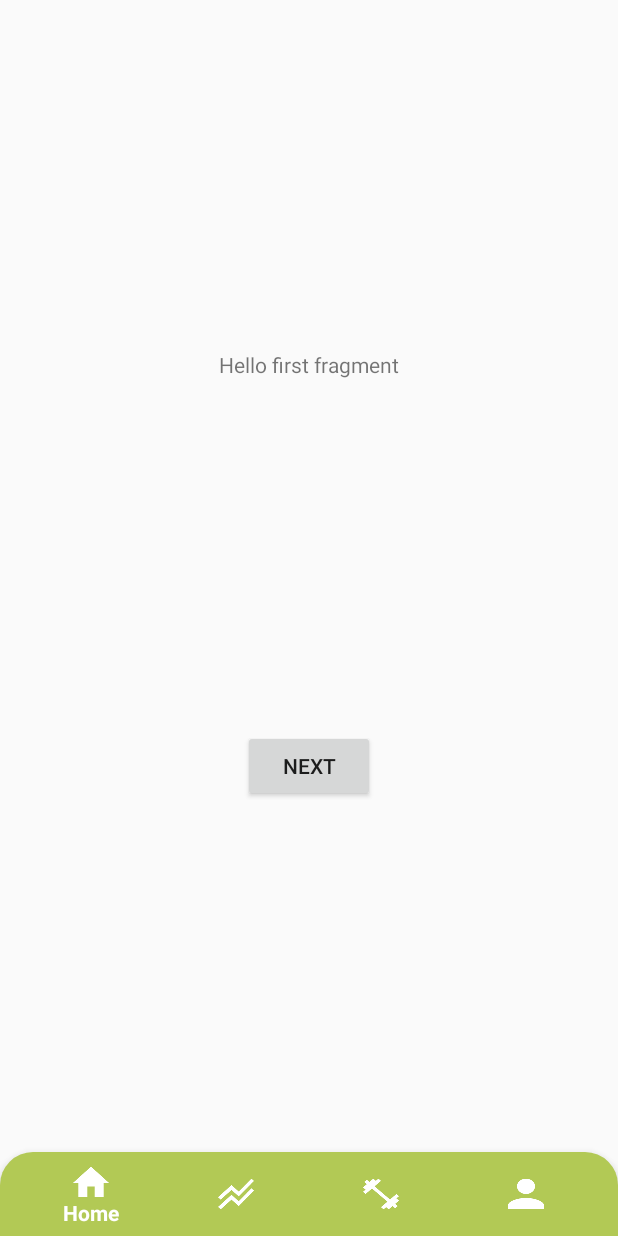
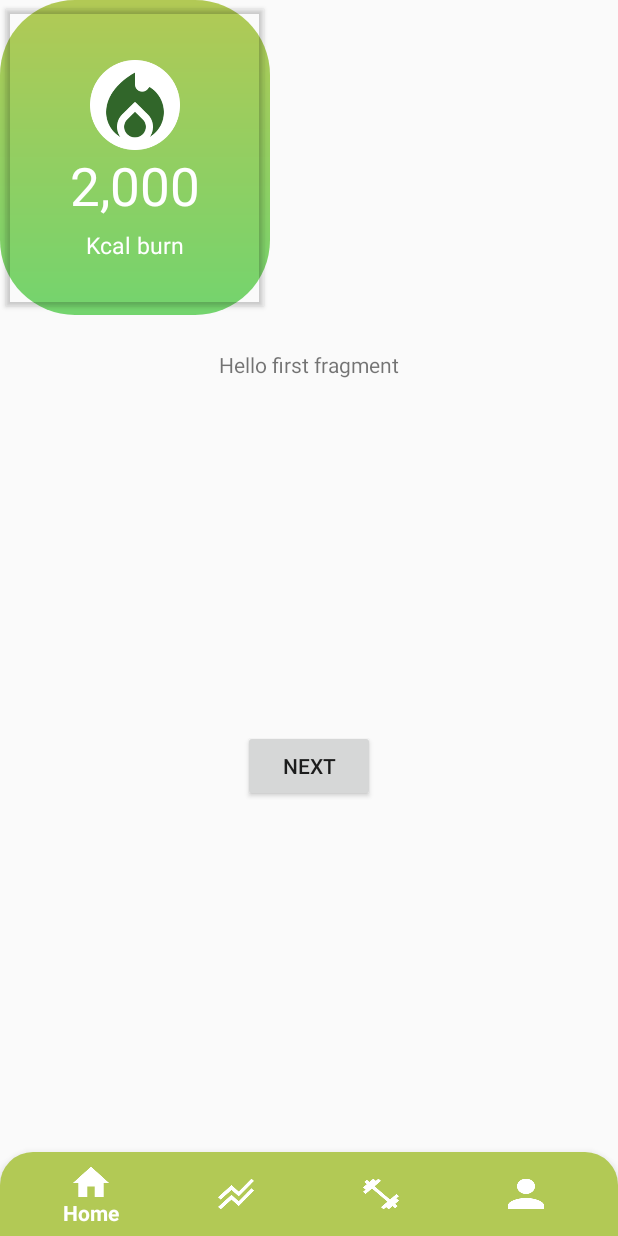
Before and after one commit to WesleyOliveir4/MyEvoFit, an Android app: the screen it shows after launch (MainActivity), on a phone screen of 412 x 824 dp. Run offline under Robolectric (Android 15) with nearby library versions, the phone set to English and light mode, and no system bars; our stand-ins replace navigation-ui.

Commit message:
feat(home screen): esboço button

```diff
--- /dev/null
+++ b/app/src/main/res/drawable/background_button_home.xml
@@ -0,0 +1,8 @@
+<?xml version="1.0" encoding="utf-8"?>
+    <shape xmlns:android="http://schemas.android.com/apk/res/android">
+        <gradient
+            android:startColor="#B2C955"
+            android:endColor="#73D46E"
+            android:angle="-90"/>
+        <corners android:radius="50dp" />
+    </shape>
--- a/app/src/main/res/layout/activity_main2.xml
+++ b/app/src/main/res/layout/activity_main2.xml
@@ -14,13 +14,76 @@
         app:layout_constraintStart_toStartOf="parent"
         app:layout_constraintTop_toTopOf="parent">
 
+        <FrameLayout
+            android:id="@+id/frame2_layout"
+            android:layout_width="wrap_content"
+            android:layout_height="210dp"
+            android:background="@drawable/background_button_home"
+            android:minWidth="170dp">
+
+            <android.support.constraint.ConstraintLayout
+                android:layout_width="match_parent"
+                android:layout_height="match_parent">
+
+                <ImageView
+                    android:id="@+id/imageView3"
+                    android:layout_width="60dp"
+                    android:layout_height="60dp"
+                    android:layout_marginHorizontal="60dp"
+                    android:layout_marginTop="40dp"
+                    app:layout_constraintEnd_toEndOf="parent"
+                    app:layout_constraintStart_toStartOf="parent"
+                    app:layout_constraintTop_toTopOf="parent"
+                    app:srcCompat="@drawable/ic_kcal" />
+
+                <TextView
+                    android:id="@+id/tv_kcal_value"
+                    android:layout_width="wrap_content"
+                    android:layout_height="wrap_content"
+                    android:text="2,000"
+                    android:textColor="@color/white"
+                    android:textSize="35sp"
+                    app:layout_constraintEnd_toEndOf="parent"
+                    app:layout_constraintStart_toStartOf="parent"
+                    app:layout_constraintTop_toBottomOf="@+id/imageView3" />
+
+                <TextView
+                    android:id="@+id/tv_kcal"
+                    android:layout_width="wrap_content"
+                    android:layout_height="wrap_content"
+                    android:layout_marginTop="5dp"
+                    android:text="Kcal burn"
+                    android:textColor="@color/white"
+                    android:textSize="15sp"
+                    app:layout_constraintEnd_toEndOf="parent"
+                    app:layout_constraintStart_toStartOf="parent"
+                    app:layout_constraintTop_toBottomOf="@+id/tv_kcal_value" />
+
+
+                <Button
+                    android:id="@+id/button3"
+                    android:layout_width="0dp"
+                    android:layout_height="0dp"
+                    android:backgroundTint="@android:color/transparent"
+                    android:contentDescription="transparent button"
+                    app:layout_constraintBottom_toBottomOf="parent"
+                    app:layout_constraintEnd_toEndOf="parent"
+                    app:layout_constraintStart_toStartOf="parent"
+                    app:layout_constraintTop_toTopOf="parent" />
+
+            </android.support.constraint.ConstraintLayout>
+
+
+        </FrameLayout>
+
+
     </FrameLayout>
 
     <android.support.design.widget.BottomNavigationView
         android:id="@+id/bottomNavigationView"
         android:layout_width="match_parent"
         android:layout_height="wrap_content"
-        android:background="@drawable/background_bottom_menu"
+        android:background="@drawable/background_botton_menu"
         app:itemIconTint="@drawable/items_bottom_menu"
         app:itemTextColor="@color/white"
         app:layout_constraintBottom_toBottomOf="parent"
@@ -31,8 +94,8 @@
 
 </android.support.constraint.ConstraintLayout>
 
-<!--    app:itemIconTint="#B2C955"-->
-<!--    app:itemTextColor="#B2C955"-->
-<!--    color-->
-<!--    app:itemIconTint="@drawable/background_bottom_menu"-->
-<!--    android:background="@drawable/background_bottom_menu"-->
+    <!--    app:itemIconTint="#B2C955"-->
+    <!--    app:itemTextColor="#B2C955"-->
+    <!--    color-->
+    <!--    app:itemIconTint="@drawable/background_bottom_menu"-->
+    <!--    android:background="@drawable/background_bottom_menu"-->
```
Also changed, not shown: app/src/main/res/drawable/background_botton_menu.xml (renamed from app/src/main/res/drawable/background_bottom_menu.xml), app/src/main/res/drawable/ic_kcal.png (added).
